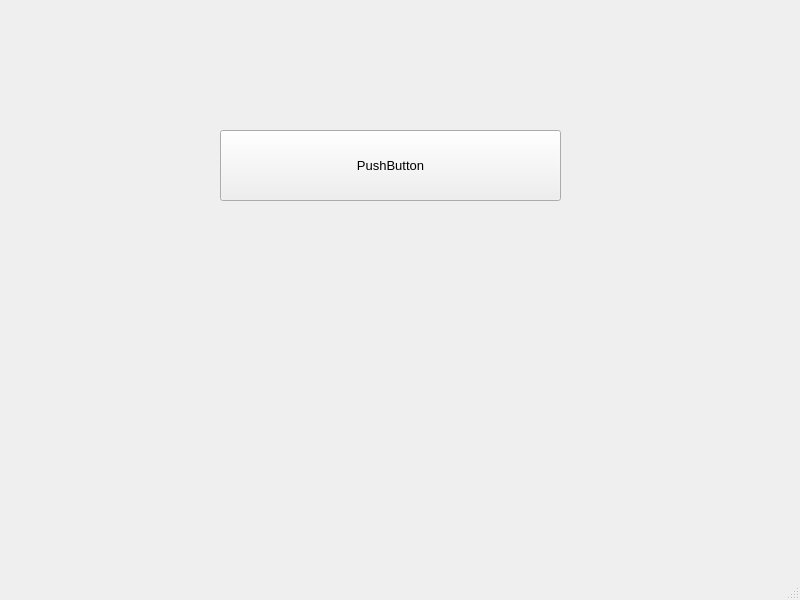
Qt form button.ui (kyu-jung/python) before a commit.
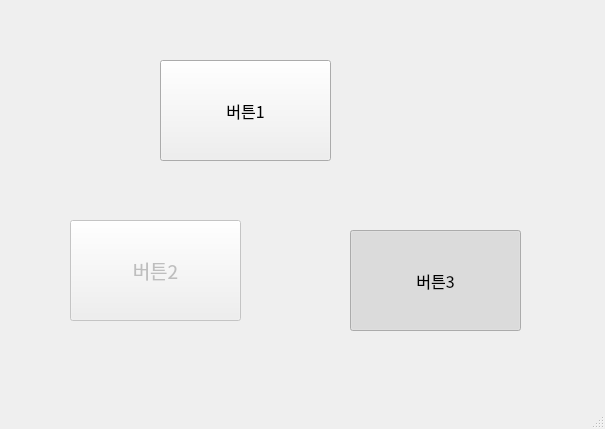
The same form after that commit.

The edit to the form file:
```diff
--- a/button.ui
+++ b/button.ui
@@ -6,30 +6,96 @@
    <rect>
     <x>0</x>
     <y>0</y>
-    <width>800</width>
-    <height>600</height>
+    <width>605</width>
+    <height>429</height>
    </rect>
   </property>
-  <property name="font">
-   <font>
-    <pointsize>10</pointsize>
-   </font>
-  </property>
   <property name="windowTitle">
    <string>MainWindow</string>
   </property>
   <widget class="QWidget" name="centralwidget">
-   <widget class="QPushButton" name="pushButton">
+   <widget class="QPushButton" name="btn_1">
+    <property name="enabled">
+     <bool>true</bool>
+    </property>
     <property name="geometry">
      <rect>
-      <x>220</x>
-      <y>130</y>
-      <width>341</width>
-      <height>71</height>
+      <x>160</x>
+      <y>60</y>
+      <width>171</width>
+      <height>101</height>
      </rect>
     </property>
+    <property name="font">
+     <font>
+      <family>Agency FB</family>
+      <pointsize>12</pointsize>
+     </font>
+    </property>
     <property name="text">
-     <string>PushButton</string>
+     <string>버튼1</string>
+    </property>
+    <property name="checkable">
+     <bool>false</bool>
+    </property>
+    <property name="checked">
+     <bool>false</bool>
+    </property>
+   </widget>
+   <widget class="QPushButton" name="btn_2">
+    <property name="enabled">
+     <bool>false</bool>
+    </property>
+    <property name="geometry">
+     <rect>
+      <x>70</x>
+      <y>220</y>
+      <width>171</width>
+      <height>101</height>
+     </rect>
+    </property>
+    <property name="font">
+     <font>
+      <family>Agency FB</family>
+      <pointsize>14</pointsize>
+     </font>
+    </property>
+    <property name="text">
+     <string>버튼2</string>
+    </property>
+    <property name="checkable">
+     <bool>false</bool>
+    </property>
+    <property name="checked">
+     <bool>false</bool>
+    </property>
+   </widget>
+   <widget class="QPushButton" name="btn_3">
+    <property name="enabled">
+     <bool>true</bool>
+    </property>
+    <property name="geometry">
+     <rect>
+      <x>350</x>
+      <y>230</y>
+      <width>171</width>
+      <height>101</height>
+     </rect>
+    </property>
+    <property name="font">
+     <font>
+      <family>Agency FB</family>
+      <pointsize>12</pointsize>
+     </font>
+    </property>
+    <property name="text">
+     <string>버튼3</string>
+    </property>
+    <property name="checkable">
+     <bool>true</bool>
+    </property>
+    <property name="checked">
+     <bool>true</bool>
     </property>
    </widget>
   </widget>
```
Left out of the diff: 4 changed lines with no effect on the pictures.
